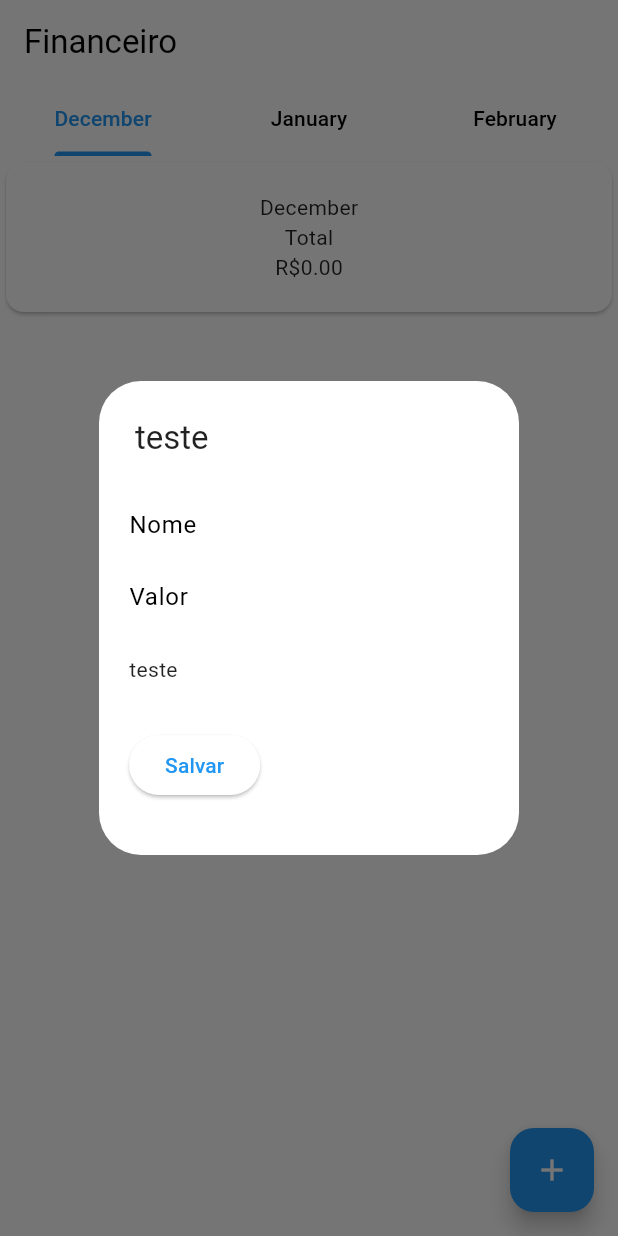
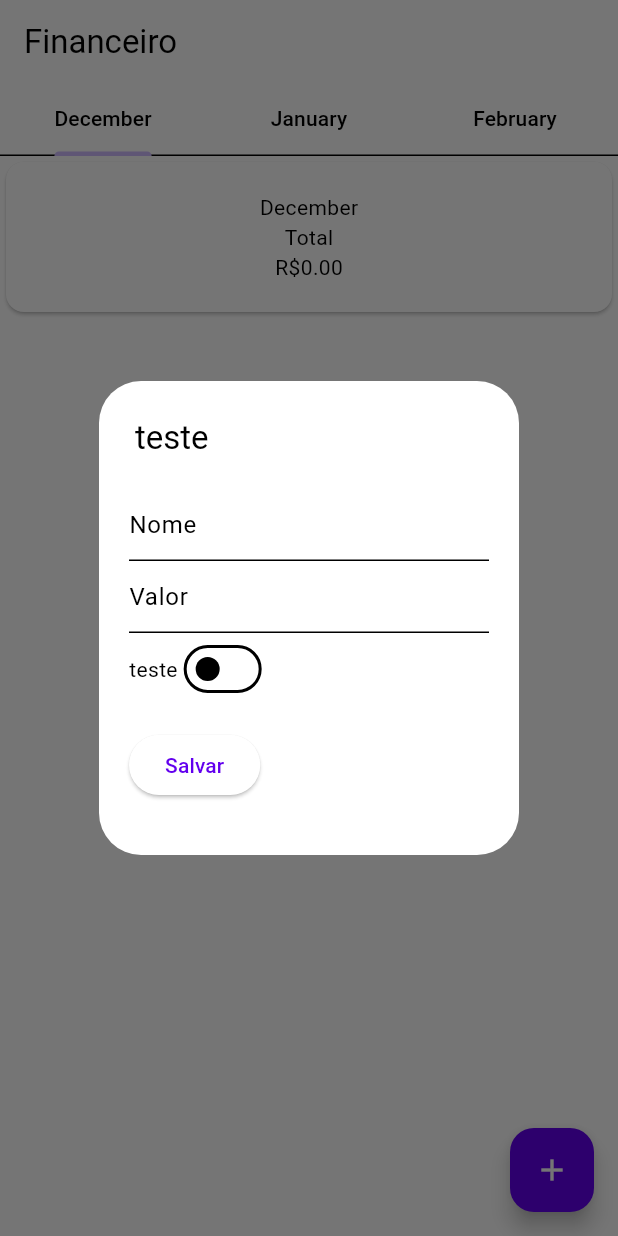
Before and after one commit to ViiniGarcia/FinanceiroApp, a Flutter app: the screen it shows after launch, after a tap on the "add" icon, on a phone screen of 412 x 824 dp. Run offline on Flutter 3.47's test engine with Material 2 defaults, Android fonts, the phone set to English and light mode, and no system bars; drawn by our look-alikes of dynamic_color; our stand-ins replace cloud_firestore, firebase_core, google_fonts; accounts and stored records are empty.

Commit message:
Correção da cor das Tabbars

```diff
--- a/lib/main.dart
+++ b/lib/main.dart
@@ -1,14 +1,9 @@
-import 'package:cloud_firestore/cloud_firestore.dart';
 import 'package:dynamic_color/dynamic_color.dart';
-import 'package:financeiro/models/gastos.dart';
-import 'package:financeiro/monthpage.dart';
+import 'package:financeiro/principal.dart';
 import 'package:flutter/material.dart';
 import 'package:flutter_localizations/flutter_localizations.dart';
+import 'package:firebase_core/firebase_core.dart';
 import 'package:google_fonts/google_fonts.dart';
-import 'package:intl/intl.dart';
-
-import 'package:firebase_core/firebase_core.dart';
-import 'package:uuid/uuid.dart';
 import 'helpers/firebase_options.dart';
 
 void main() async {
@@ -20,71 +15,24 @@ void main() async {
   runApp(const MyApp());
 }
 
-class MyApp extends StatefulWidget {
+class MyApp extends StatelessWidget {
   const MyApp({Key? key}) : super(key: key);
 
   @override
-  State<MyApp> createState() => _MyAppState();
-}
-
-class _MyAppState extends State<MyApp> {
-  //Instancia do banco Cloud Firestore
-  FirebaseFirestore db = FirebaseFirestore.instance;
-
-  //Modo de cor
-  static final _defaultLightColorScheme = ColorScheme.fromSwatch(
-      primarySwatch: Colors.blue);
-  static final _defaultDarkColorScheme = ColorScheme.fromSwatch(
-      primarySwatch: Colors.blue, brightness: Brightness.dark);
-
-  //Variaveis
-  var mesAtual = DateTime.now().month.toString();
-  List<Gastos> listGastosFixo = [];
-  List<Gastos> listGastosParcelados = [];
-  List<Tab> tabs = <Tab>[
-    Tab(text: _proxMeses(DateTime.now(), 0)),
-    Tab(text: _proxMeses(DateTime.now(), 1)),
-    Tab(text: _proxMeses(DateTime.now(), 2)),
-  ];
-
-  @override
-  void initState() {
-    //Atualização inicial
-    atualizar();
-    //Atualização em tempo real
-    db.collection("gastos").snapshots().listen((query) {
-      listGastosFixo = [];
-      listGastosParcelados = [];
-      for (var doc in query.docs) {
-        setState(() {
-          Gastos gasto =  Gastos(
-              doc.get("nome"),
-              doc.get("valor").toDouble(),
-              doc.get("isFixo"),
-              doc.get("mesInicio"),
-              doc.get("qtdParcelas")
-          );
-          gasto.isFixo == true ? listGastosFixo.add(gasto) : listGastosParcelados.add(gasto);
-        });
-      }});
-    super.initState();
-  }
-
-  @override
   Widget build(BuildContext context) {
-    return DynamicColorBuilder(builder: (lightColorScheme, darkColorScheme){
     return MaterialApp(
       debugShowCheckedModeBanner: false,
       title: 'Financeiro',
       theme: ThemeData(
-          colorScheme: lightColorScheme ?? _defaultLightColorScheme,
+        colorScheme: const ColorScheme.light(),
+        tabBarTheme: const TabBarTheme(
+          labelColor: Colors.black,
+        ),
         useMaterial3: true,
-          textTheme: GoogleFonts.robotoTextTheme(),
       ),
       darkTheme: ThemeData(
-          colorScheme: darkColorScheme ?? _defaultDarkColorScheme,
+        colorScheme: const ColorScheme.dark(),
         useMaterial3: true,
-          textTheme: GoogleFonts.robotoTextTheme(),
       ),
       localizationsDelegates: const [
         GlobalMaterialLocalizations.delegate,
@@ -97,66 +45,7 @@ class _MyAppState extends State<MyApp> {
         Locale('pt', 'BR')
       ],
       themeMode: ThemeMode.system,
-        home: DefaultTabController(
-            length: 3,
-            child: Scaffold(
-              appBar: AppBar(
-                title: const Text("Financeiro"),
-                bottom: TabBar(tabs: tabs),
-              ),
-              body: TabBarView(
-                children: [
-                  MonthPage(
-                      _proxMeses(DateTime.now(), 0),
-                      listGastosFixo,
-                      listGastosParcelados
-                  ),
-                  MonthPage(
-                      _proxMeses(DateTime.now(), 1),
-                      listGastosFixo,
-                      listGastosParcelados
-                  ),
-                  MonthPage(
-                      _proxMeses(DateTime.now(), 2),
-                      listGastosFixo,
-                      listGastosParcelados
-                  ),
-                ],
-              ),
-            )
-        ),
+      home: const Principal(),
     );
-    });
-  }
-
-  void atualizar() async {
-    QuerySnapshot query = await db.collection("gastos").get();
-
-    for (var element in query.docs) {
-      String name = element.get("teste");
-      setState(() {
-        listGastosFixo.add(element.get("teste"));
-      });
   }
 }
-
-  void salvaBanco() {
-    //Gera ID
-    String id = const Uuid().v1();
-    db.collection("gastos").doc(id).set({
-      "nome":"Apartamento",
-      "valor":"Apartamento",
-      "isFixo":"Apartamento",
-      "mesInicio":"Apartamento",
-      "qtdParcelas":"Apartamento",
-    });
-  }
-
-}
-
-String _proxMeses(mesAtual, int qtdMeses) {
-  var hoje = DateTime.now();
-  var mes = DateFormat.MMMM()
-      .format(DateTime(hoje.year, hoje.month + qtdMeses, hoje.day));
-  return mes;
-}
--- a/lib/models/gastos.dart
+++ b/lib/models/gastos.dart
@@ -11,18 +11,16 @@ class Gastos {
 
   Gastos(this.nome, this.valor, this.isFixo, this.mesInicio, this.qtdParcelas);
 
-  quantasParcelasFaltam(){
+  quantasParcelasFaltam() {
     var tempo;
     var inicio = mesInicio.toDate();
     var atual = DateTime.now();
 
-    tempo = (atual.difference(inicio).inDays/30).toStringAsFixed(0);
-
+    tempo = (atual.difference(inicio).inDays / 30).toStringAsFixed(0);
 
     var hoje1 = DateTime.now();
     var mes = DateFormat.yM().format(mesInicio.toDate());
     var hoje = DateFormat.yM().format(DateTime.now());
     return tempo;
   }
-
 }
--- /dev/null
+++ b/lib/principal.dart
@@ -0,0 +1,106 @@
+import 'package:cloud_firestore/cloud_firestore.dart';
+import 'package:flutter/material.dart';
+import 'package:intl/intl.dart';
+import 'package:uuid/uuid.dart';
+import 'models/gastos.dart';
+import 'monthpage.dart';
+
+class Principal extends StatefulWidget {
+  const Principal({Key? key}) : super(key: key);
+
+  @override
+  State<Principal> createState() => _PrincipalState();
+}
+
+class _PrincipalState extends State<Principal> with TickerProviderStateMixin {
+  //Instancia do banco Cloud Firestore
+  FirebaseFirestore db = FirebaseFirestore.instance;
+
+  //Controller das Tabs
+  late TabController _tabController;
+
+  //Variaveis
+  var mesAtual = DateTime.now().month.toString();
+  List<Gastos> listGastosFixo = [];
+  List<Gastos> listGastosParcelados = [];
+  List<Tab> tabs = <Tab>[
+    Tab(text: _proxMeses(DateTime.now(), 0)),
+    Tab(text: _proxMeses(DateTime.now(), 1)),
+    Tab(text: _proxMeses(DateTime.now(), 2)),
+  ];
+
+  @override
+  void initState() {
+    //Atualização inicial
+    atualizar();
+    //Atualização em tempo real
+    db.collection("gastos").snapshots().listen((query) {
+      listGastosFixo = [];
+      listGastosParcelados = [];
+      for (var doc in query.docs) {
+        setState(() {
+          Gastos gasto = Gastos(doc.get("nome"), doc.get("valor").toDouble(),
+              doc.get("isFixo"), doc.get("mesInicio"), doc.get("qtdParcelas"));
+          gasto.isFixo == true
+              ? listGastosFixo.add(gasto)
+              : listGastosParcelados.add(gasto);
+        });
+      }
+    });
+    super.initState();
+    _tabController = TabController(length: 3, vsync: this);
+  }
+
+  @override
+  Widget build(BuildContext context) {
+    return DefaultTabController(
+        length: 3,
+        child: Scaffold(
+          appBar: AppBar(
+            title: const Text("Financeiro"),
+            bottom: TabBar(controller: _tabController, tabs: tabs, indicatorColor: Color(0XFFD0BCFF),),//TODO color indicator
+          ),
+          body: TabBarView(
+            controller: _tabController,
+            children: [
+              MonthPage(_proxMeses(DateTime.now(), 0), listGastosFixo,
+                  listGastosParcelados),
+              MonthPage(_proxMeses(DateTime.now(), 1), listGastosFixo,
+                  listGastosParcelados),
+              MonthPage(_proxMeses(DateTime.now(), 2), listGastosFixo,
+                  listGastosParcelados),
+            ],
+          ),
+        ));
+  }
+
+  void atualizar() async {
+    QuerySnapshot query = await db.collection("gastos").get();
+
+    for (var element in query.docs) {
+      String name = element.get("teste");
+      setState(() {
+        listGastosFixo.add(element.get("teste"));
+      });
+    }
+  }
+
+  void salvaBanco() {
+    //Gera ID
+    String id = const Uuid().v1();
+    db.collection("gastos").doc(id).set({
+      "nome": "Apartamento",
+      "valor": "Apartamento",
+      "isFixo": "Apartamento",
+      "mesInicio": "Apartamento",
+      "qtdParcelas": "Apartamento",
+    });
+  }
+}
+
+String _proxMeses(mesAtual, int qtdMeses) {
+  var hoje = DateTime.now();
+  var mes = DateFormat.MMMM()
+      .format(DateTime(hoje.year, hoje.month + qtdMeses, hoje.day));
+  return mes;
+}
```
Also changed, not shown: 1 other file. Lines whose indentation alone changed are shown as unchanged.
